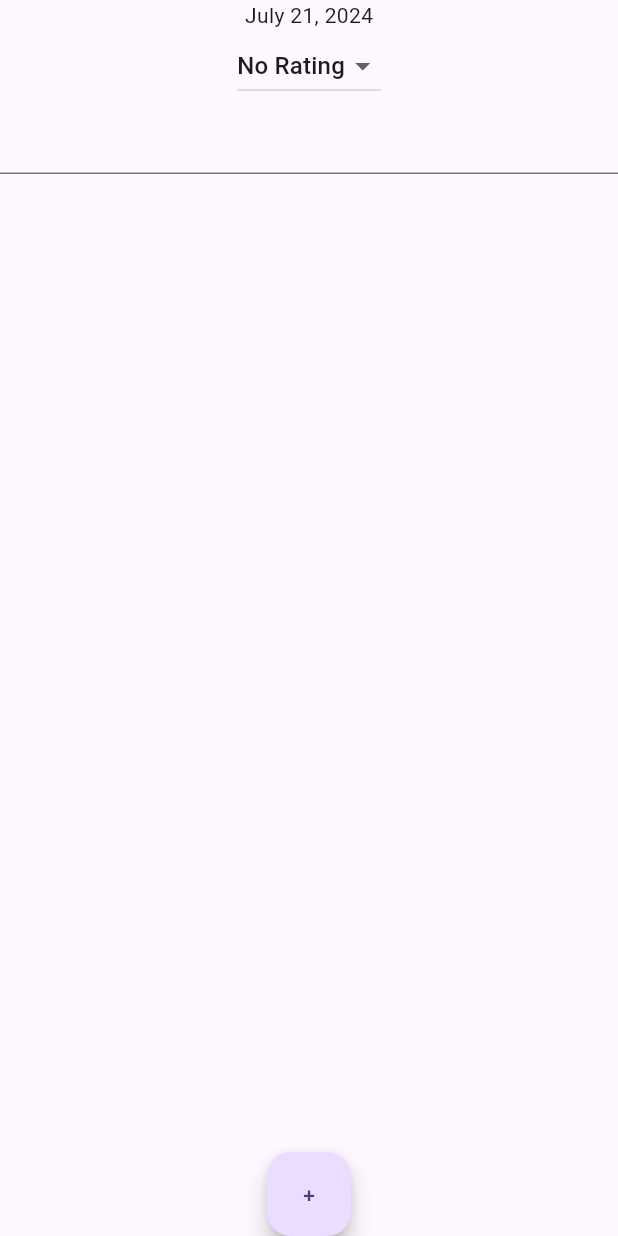
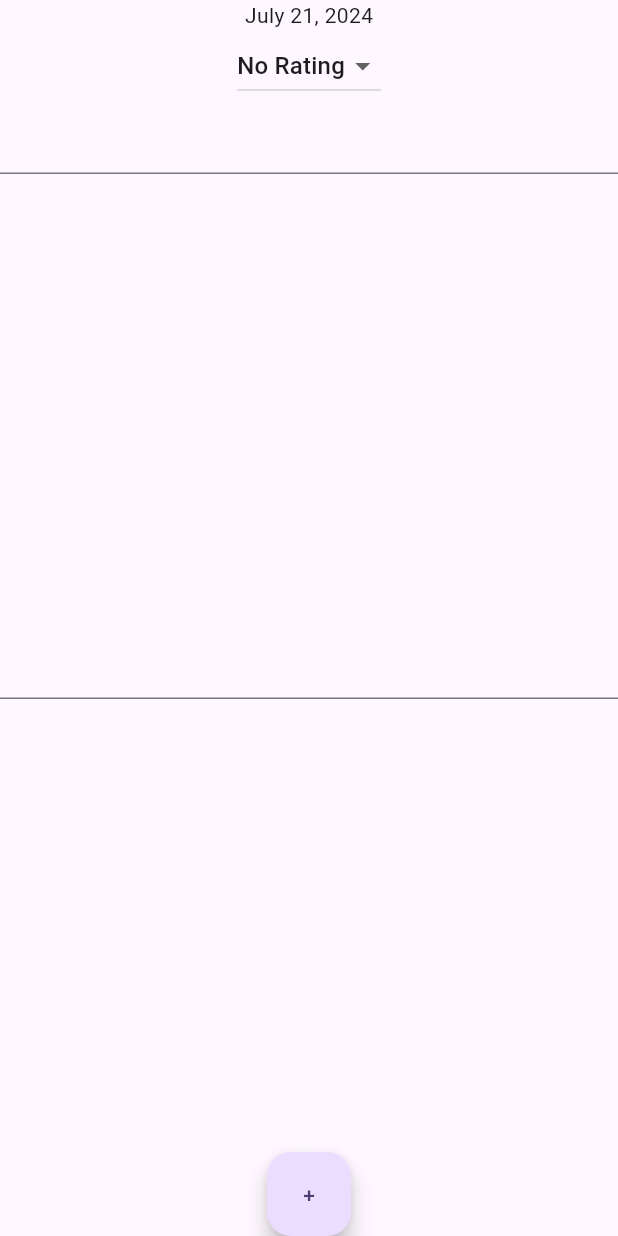
Before and after one commit to IvanMoreno/Kaizen, a Flutter app: the screen it shows after launch, after a tap on an icon or button, on a phone screen of 412 x 824 dp. Run offline on Flutter 3.47's test engine with Material 3 defaults, Android fonts, the phone set to English and light mode, and no system bars.

Commit message:
feat: add bad thing by pressing button

```diff
--- a/lib/WorkdayFormulary.dart
+++ b/lib/WorkdayFormulary.dart
@@ -13,7 +13,7 @@ class WorkdayFormulary extends StatefulWidget {
 }
 
 class _WorkdayFormularyState extends State<WorkdayFormulary> {
-  List<BadThingField> allBadThings = List.empty(growable: true);
+  List<BadThingField> _allBadThings = List.empty(growable: true);
 
   @override
   Widget build(BuildContext context) {
@@ -23,12 +23,17 @@ class _WorkdayFormularyState extends State<WorkdayFormulary> {
         Rating(),
         AllGoodThings(),
         AllBadThings(),
-        FloatingActionButton(key: const Key("AddBadThing"),onPressed: () => setState(() {
-          allBadThings.add(BadThingField());
-        }), child: const Text("+"))
+        AddBadThingButton()
       ],
     );
   }
+
+  Widget AddBadThingButton() => FloatingActionButton(
+      key: const Key("AddBadThing"),
+      onPressed: () => setState(() {
+            _allBadThings.add(BadThingField());
+          }),
+      child: const Text("+"));
 
   Widget Rating() {
     return DropdownButton<String>(
@@ -52,9 +57,12 @@ class _WorkdayFormularyState extends State<WorkdayFormulary> {
       ));
 
   Widget AllBadThings() => Expanded(
-    child: ListView(
-            key: const Key("AllBadThings"),
-            children: allBadThings,
-          ),
-  );
+        child: ListView.builder(
+          key: const Key("AllBadThings"),
+          itemCount: _allBadThings.length,
+          itemBuilder: (context, index){
+            return _allBadThings[index];
+          },
+        ),
+      );
 }
```
Also changed, not shown: 1 other file.
